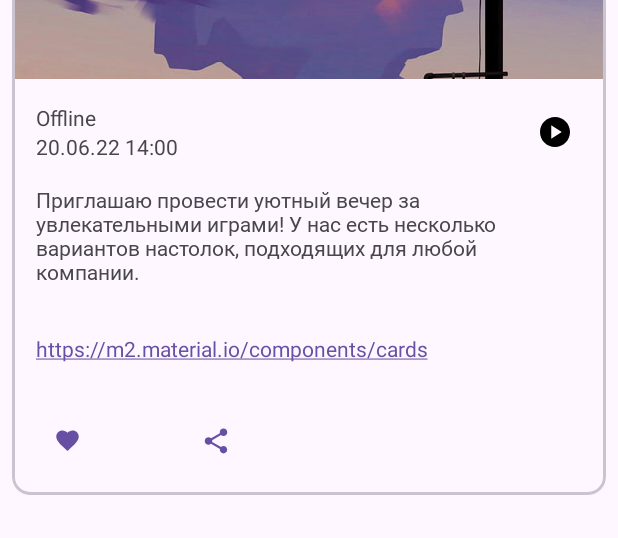
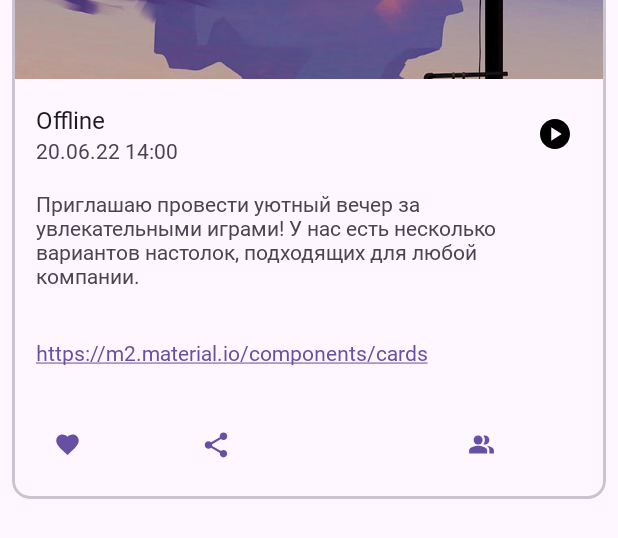
Before and after one commit to NORMss/AndroidSchool, an Android app: the layout event.xml on its own in the app's theme, with its tools: preview values and no code run, on a phone screen of 412 x 824 dp. Shown: the part 366-904 px from the top of the screen. Run offline under Robolectric (Android 15) with nearby library versions, the phone set to English and light mode, and no system bars.

Commit message:
feat: improved layout compliance

```diff
--- a/app/src/main/res/layout/action.xml
+++ b/app/src/main/res/layout/action.xml
@@ -11,6 +11,8 @@
         style="@style/Widget.Material3.Button.TextButton"
         android:layout_width="0dp"
         android:layout_height="40dp"
+        android:fontFamily="@font/roboto_medium"
+        android:textSize="14sp"
         app:icon="@drawable/favorite"
         app:layout_constraintStart_toStartOf="parent"
         app:layout_constraintTop_toTopOf="parent"
@@ -31,11 +33,12 @@
         style="@style/Widget.Material3.Button.TextButton"
         android:layout_width="0dp"
         android:layout_height="40dp"
-        android:layout_marginEnd="16dp"
+        android:fontFamily="@font/roboto_medium"
+        android:textSize="14sp"
+        android:visibility="visible"
         app:icon="@drawable/people"
-        android:visibility="gone"
         app:layout_constraintEnd_toEndOf="parent"
-        app:layout_constraintTop_toTopOf="@id/share"
+        app:layout_constraintTop_toTopOf="@id/like"
         tools:text="12" />
 
 
--- a/app/src/main/res/layout/event.xml
+++ b/app/src/main/res/layout/event.xml
@@ -45,6 +45,9 @@
             android:layout_height="wrap_content"
             android:layout_marginVertical="16dp"
             android:layout_marginStart="16dp"
+            android:fontFamily="@font/roboto_regular"
+            android:textColor="@color/color_post_title_text"
+            android:textSize="16sp"
             app:layout_constraintEnd_toStartOf="@id/play"
             app:layout_constraintStart_toStartOf="parent"
             app:layout_constraintTop_toBottomOf="@id/content_image"
@@ -54,6 +57,9 @@
             android:id="@+id/date_published"
             android:layout_width="0dp"
             android:layout_height="wrap_content"
+            android:fontFamily="@font/roboto_regular"
+            android:textColor="@color/color_post_content_text"
+            android:textSize="14sp"
             app:layout_constraintEnd_toStartOf="@id/play"
             app:layout_constraintStart_toStartOf="@id/online_status"
             app:layout_constraintTop_toBottomOf="@id/online_status"
@@ -92,6 +98,8 @@
             android:layout_height="wrap_content"
             android:layout_marginVertical="32dp"
             android:autoLink="web"
+            android:fontFamily="@font/roboto_regular"
+            android:textSize="14sp"
             app:layout_constraintEnd_toEndOf="@id/content_text"
             app:layout_constraintStart_toStartOf="@id/content_text"
             app:layout_constraintTop_toBottomOf="@id/content_text"
```
